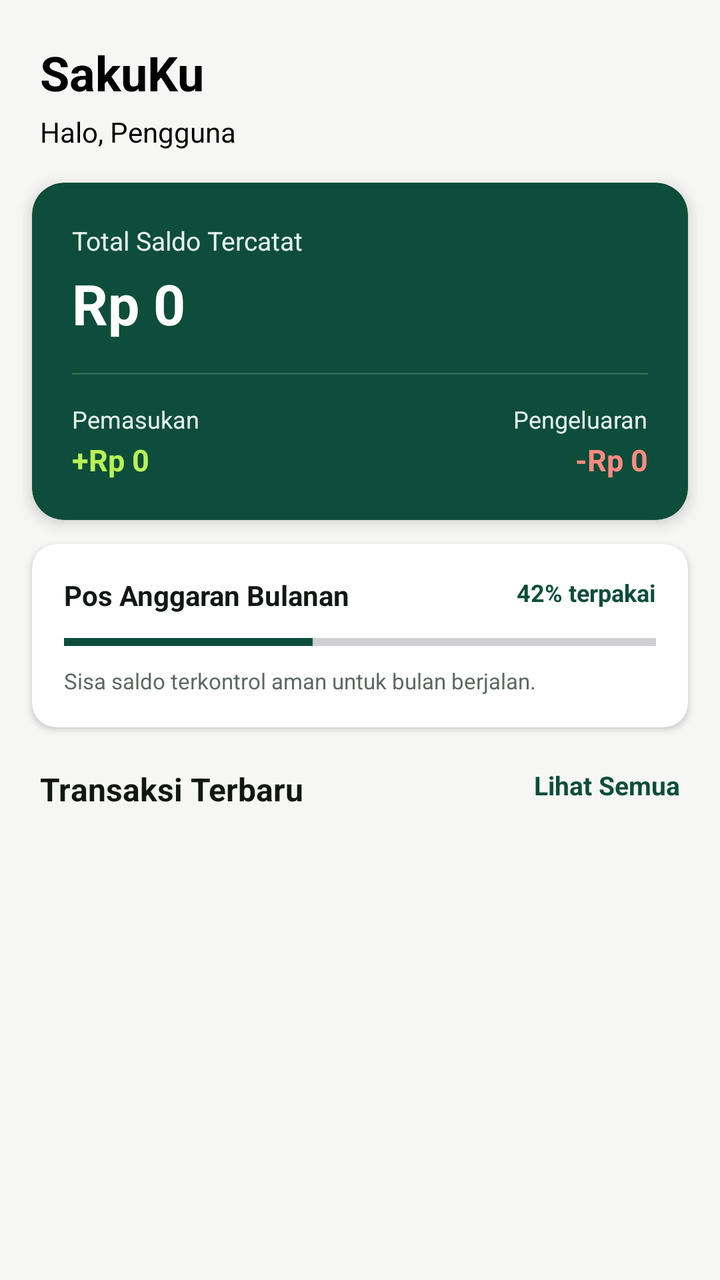
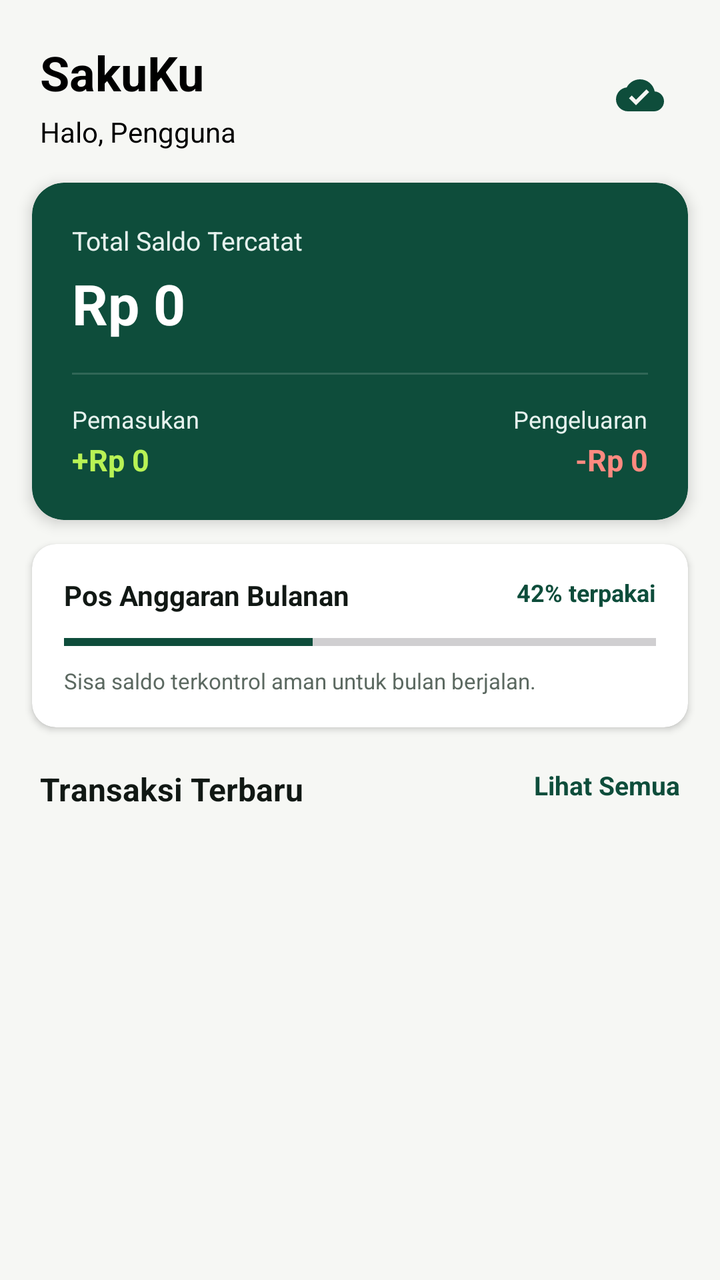

Before-and-after screenshots of an Android layout around one commit, followed by the original layout XML and the change that was made.
<!-- AndroidManifest.xml: application theme Theme.SakuKu -->
<!-- res/layout/fragment_beranda.xml -->
<?xml version="1.0" encoding="utf-8"?>
<androidx.constraintlayout.widget.ConstraintLayout xmlns:android="http://schemas.android.com/apk/res/android"
    xmlns:app="http://schemas.android.com/apk/res-auto"
    xmlns:tools="http://schemas.android.com/tools"
    android:layout_width="match_parent"
    android:layout_height="match_parent"
    android:background="@color/canvas_stone">

    
    <androidx.core.widget.NestedScrollView
        android:id="@+id/scrollBeranda"
        android:layout_width="match_parent"
        android:layout_height="0dp"
        android:fillViewport="true"
        app:layout_constraintBottom_toBottomOf="parent"
        app:layout_constraintEnd_toEndOf="parent"
        app:layout_constraintStart_toStartOf="parent"
        app:layout_constraintTop_toTopOf="parent">

        <androidx.constraintlayout.widget.ConstraintLayout
            android:layout_width="match_parent"
            android:layout_height="wrap_content"
            android:paddingBottom="24dp">

            
            <TextView
                android:id="@+id/txtAppTitle"
                android:layout_width="wrap_content"
                android:layout_height="wrap_content"
                android:layout_marginStart="20dp"
                android:layout_marginTop="20dp"
                android:text="@string/app_name"
                android:textColor="@color/black"
                android:textSize="24sp"
                android:textStyle="bold"
                app:layout_constraintStart_toStartOf="parent"
                app:layout_constraintTop_toTopOf="parent" />

            <TextView
                android:id="@+id/txtGreeting"
                android:layout_width="wrap_content"
                android:layout_height="wrap_content"
                android:layout_marginStart="20dp"
                android:layout_marginTop="4dp"
                android:text="Halo, Pengguna"
                android:textColor="@color/black"
                android:textSize="14sp"
                app:layout_constraintStart_toStartOf="parent"
                app:layout_constraintTop_toBottomOf="@+id/txtAppTitle" />

            
            <androidx.cardview.widget.CardView
                android:id="@+id/cardSaldo"
                android:layout_width="0dp"
                android:layout_height="wrap_content"
                android:layout_marginHorizontal="16dp"
                android:layout_marginTop="16dp"
                app:cardBackgroundColor="@color/pine_primary"
                app:cardCornerRadius="16dp"
                app:cardElevation="4dp"
                app:layout_constraintEnd_toEndOf="parent"
                app:layout_constraintStart_toStartOf="parent"
                app:layout_constraintTop_toBottomOf="@+id/txtGreeting">

                <androidx.constraintlayout.widget.ConstraintLayout
                    android:layout_width="match_parent"
                    android:layout_height="wrap_content"
                    android:padding="20dp">

                    <TextView
                        android:id="@+id/lblTotalSaldo"
                        android:layout_width="wrap_content"
                        android:layout_height="wrap_content"
                        android:text="Total Saldo Tercatat"
                        android:textColor="@color/pine_subtle"
                        android:textSize="13sp"
                        app:layout_constraintStart_toStartOf="parent"
                        app:layout_constraintTop_toTopOf="parent" />

                    <TextView
                        android:id="@+id/txtTotalSaldo"
                        android:layout_width="wrap_content"
                        android:layout_height="wrap_content"
                        android:layout_marginTop="4dp"
                        android:text="Rp 0"
                        android:textColor="@color/surface_white"
                        android:textSize="28sp"
                        android:textStyle="bold"
                        app:layout_constraintStart_toStartOf="parent"
                        app:layout_constraintTop_toBottomOf="@+id/lblTotalSaldo" />

                    <View
                        android:id="@+id/dividerSaldo"
                        android:layout_width="0dp"
                        android:layout_height="1dp"
                        android:layout_marginTop="16dp"
                        android:background="#25FFFFFF"
                        app:layout_constraintEnd_toEndOf="parent"
                        app:layout_constraintStart_toStartOf="parent"
                        app:layout_constraintTop_toBottomOf="@+id/txtTotalSaldo" />

                    
                    <TextView
                        android:id="@+id/lblPemasukan"
                        android:layout_width="wrap_content"
                        android:layout_height="wrap_content"
                        android:layout_marginTop="14dp"
                        android:text="Pemasukan"
                        android:textColor="@color/pine_subtle"
                        android:textSize="12sp"
                        app:layout_constraintStart_toStartOf="parent"
                        app:layout_constraintTop_toBottomOf="@+id/dividerSaldo" />

                    <TextView
                        android:id="@+id/txtTotalMasuk"
                        android:layout_width="wrap_content"
                        android:layout_height="wrap_content"
                        android:layout_marginTop="2dp"
                        android:text="+Rp 0"
                        android:textColor="@color/lime_accent"
                        android:textSize="15sp"
                        android:textStyle="bold"
                        app:layout_constraintStart_toStartOf="parent"
                        app:layout_constraintTop_toBottomOf="@+id/lblPemasukan" />

                    
                    <TextView
                        android:id="@+id/lblPengeluaran"
                        android:layout_width="wrap_content"
                        android:layout_height="wrap_content"
                        android:layout_marginTop="14dp"
                        android:text="Pengeluaran"
                        android:textColor="@color/pine_subtle"
                        android:textSize="12sp"
                        app:layout_constraintEnd_toEndOf="parent"
                        app:layout_constraintTop_toBottomOf="@+id/dividerSaldo" />

                    <TextView
                        android:id="@+id/txtTotalKeluar"
                        android:layout_width="wrap_content"
                        android:layout_height="wrap_content"
                        android:layout_marginTop="2dp"
                        android:text="-Rp 0"
                        android:textColor="#FF8A80"
                        android:textSize="15sp"
                        android:textStyle="bold"
                        app:layout_constraintEnd_toEndOf="parent"
                        app:layout_constraintTop_toBottomOf="@+id/lblPengeluaran" />

                </androidx.constraintlayout.widget.ConstraintLayout>
            </androidx.cardview.widget.CardView>

            
            <androidx.cardview.widget.CardView
                android:id="@+id/cardAnggaran"
                android:layout_width="0dp"
                android:layout_height="wrap_content"
                android:layout_marginHorizontal="16dp"
                android:layout_marginTop="12dp"
                app:cardBackgroundColor="@color/surface_white"
                app:cardCornerRadius="12dp"
                app:cardElevation="2dp"
                app:layout_constraintEnd_toEndOf="parent"
                app:layout_constraintStart_toStartOf="parent"
                app:layout_constraintTop_toBottomOf="@+id/cardSaldo">

                <androidx.constraintlayout.widget.ConstraintLayout
                    android:layout_width="match_parent"
                    android:layout_height="wrap_content"
                    android:padding="16dp">

                    <TextView
                        android:id="@+id/lblAnggaran"
                        android:layout_width="wrap_content"
                        android:layout_height="wrap_content"
                        android:text="Pos Anggaran Bulanan"
                        android:textColor="@color/text_primary"
                        android:textSize="14sp"
                        android:textStyle="bold"
                        app:layout_constraintStart_toStartOf="parent"
                        app:layout_constraintTop_toTopOf="parent" />

                    <TextView
                        android:id="@+id/txtPersenAnggaran"
                        android:layout_width="wrap_content"
                        android:layout_height="wrap_content"
                        android:text="42% terpakai"
                        android:textColor="@color/pine_primary"
                        android:textSize="12sp"
                        android:textStyle="bold"
                        app:layout_constraintEnd_toEndOf="parent"
                        app:layout_constraintTop_toTopOf="parent" />

                    <ProgressBar
                        android:id="@+id/progressAnggaran"
                        style="?android:attr/progressBarStyleHorizontal"
                        android:layout_width="0dp"
                        android:layout_height="8dp"
                        android:layout_marginTop="10dp"
                        android:progress="42"
                        android:progressTint="@color/pine_primary"
                        app:layout_constraintEnd_toEndOf="parent"
                        app:layout_constraintStart_toStartOf="parent"
                        app:layout_constraintTop_toBottomOf="@+id/lblAnggaran" />

                    <TextView
                        android:id="@+id/txtKetAnggaran"
                        android:layout_width="0dp"
                        android:layout_height="wrap_content"
                        android:layout_marginTop="8dp"
                        android:text="Sisa saldo terkontrol aman untuk bulan berjalan."
                        android:textColor="@color/text_muted"
                        android:textSize="11sp"
                        app:layout_constraintEnd_toEndOf="parent"
                        app:layout_constraintStart_toStartOf="parent"
                        app:layout_constraintTop_toBottomOf="@+id/progressAnggaran" />

                </androidx.constraintlayout.widget.ConstraintLayout>
            </androidx.cardview.widget.CardView>

            
            <TextView
                android:id="@+id/lblRecent"
                android:layout_width="wrap_content"
                android:layout_height="wrap_content"
                android:layout_marginStart="20dp"
                android:layout_marginTop="20dp"
                android:text="Transaksi Terbaru"
                android:textColor="@color/text_primary"
                android:textSize="16sp"
                android:textStyle="bold"
                app:layout_constraintStart_toStartOf="parent"
                app:layout_constraintTop_toBottomOf="@+id/cardAnggaran" />

            <TextView
                android:id="@+id/txtLihatSemua"
                android:layout_width="wrap_content"
                android:layout_height="wrap_content"
                android:layout_marginTop="20dp"
                android:layout_marginEnd="20dp"
                android:text="Lihat Semua"
                android:textColor="@color/pine_primary"
                android:textSize="13sp"
                android:textStyle="bold"
                app:layout_constraintEnd_toEndOf="parent"
                app:layout_constraintTop_toBottomOf="@+id/cardAnggaran" />

            
            <androidx.recyclerview.widget.RecyclerView
                android:id="@+id/rvRecentTransaksi"
                android:layout_width="0dp"
                android:layout_height="wrap_content"
                android:layout_marginTop="8dp"
                android:nestedScrollingEnabled="false"
                app:layout_constraintEnd_toEndOf="parent"
                app:layout_constraintStart_toStartOf="parent"
                app:layout_constraintTop_toBottomOf="@+id/lblRecent"
                tools:itemCount="3"
                tools:listitem="@layout/card_transaksi" />

        </androidx.constraintlayout.widget.ConstraintLayout>
    </androidx.core.widget.NestedScrollView>

</androidx.constraintlayout.widget.ConstraintLayout>
<!-- res/layout/card_transaksi.xml (included above) -->
<?xml version="1.0" encoding="utf-8"?>
<androidx.constraintlayout.widget.ConstraintLayout xmlns:android="http://schemas.android.com/apk/res/android"
    xmlns:app="http://schemas.android.com/apk/res-auto"
    xmlns:tools="http://schemas.android.com/tools"
    android:layout_width="match_parent"
    android:layout_height="wrap_content">

    <androidx.cardview.widget.CardView
        android:layout_width="0dp"
        android:layout_height="wrap_content"
        android:layout_marginHorizontal="16dp"
        android:layout_marginVertical="6dp"
        app:cardBackgroundColor="@color/surface_white"
        app:cardCornerRadius="12dp"
        app:cardElevation="2dp"
        app:layout_constraintBottom_toBottomOf="parent"
        app:layout_constraintEnd_toEndOf="parent"
        app:layout_constraintStart_toStartOf="parent"
        app:layout_constraintTop_toTopOf="parent">

        <androidx.constraintlayout.widget.ConstraintLayout
            android:layout_width="match_parent"
            android:layout_height="wrap_content"
            android:padding="14dp">

            
            <ImageView
                android:id="@+id/imgKategori"
                android:layout_width="44dp"
                android:layout_height="44dp"
                android:background="@drawable/bg_spinner"
                android:backgroundTint="@color/pine_subtle"
                android:padding="10dp"
                android:src="@drawable/baseline_receipt_long_24"
                app:layout_constraintBottom_toBottomOf="parent"
                app:layout_constraintStart_toStartOf="parent"
                app:layout_constraintTop_toTopOf="parent"
                app:tint="@color/pine_primary" />

            
            <TextView
                android:id="@+id/txtJudul"
                android:layout_width="0dp"
                android:layout_height="wrap_content"
                android:layout_marginStart="12dp"
                android:layout_marginEnd="8dp"
                android:ellipsize="end"
                android:maxLines="1"
                android:text="Warung Bu Sari"
                android:textColor="@color/text_primary"
                android:textSize="15sp"
                android:textStyle="bold"
                app:layout_constraintEnd_toStartOf="@+id/txtNominal"
                app:layout_constraintStart_toEndOf="@+id/imgKategori"
                app:layout_constraintTop_toTopOf="parent" />

            
            <TextView
                android:id="@+id/txtSubDetail"
                android:layout_width="0dp"
                android:layout_height="wrap_content"
                android:layout_marginStart="12dp"
                android:layout_marginTop="4dp"
                android:layout_marginEnd="8dp"
                android:ellipsize="end"
                android:maxLines="1"
                android:text="Makan &amp; Minum · Tunai · 12 Nov 2026"
                android:textColor="@color/text_muted"
                android:textSize="12sp"
                app:layout_constraintBottom_toBottomOf="parent"
                app:layout_constraintEnd_toStartOf="@+id/txtNominal"
                app:layout_constraintStart_toEndOf="@+id/imgKategori"
                app:layout_constraintTop_toBottomOf="@+id/txtJudul" />

            
            <TextView
                android:id="@+id/txtNominal"
                android:layout_width="wrap_content"
                android:layout_height="wrap_content"
                android:text="-Rp 32.000"
                android:textColor="@color/expense_rose"
                android:textSize="15sp"
                android:textStyle="bold"
                app:layout_constraintBottom_toBottomOf="parent"
                app:layout_constraintEnd_toEndOf="parent"
                app:layout_constraintTop_toTopOf="parent" />

        </androidx.constraintlayout.widget.ConstraintLayout>
    </androidx.cardview.widget.CardView>

</androidx.constraintlayout.widget.ConstraintLayout>
<!-- resources referenced by this layout -->
<resources>
  <color name="black">#FF000000</color>
  <color name="canvas_stone">#F6F7F4</color>
  <color name="expense_rose">#BE123C</color>
  <color name="lime_accent">#B8F255</color>
  <color name="pine_primary">#0E4D3B</color>
  <color name="pine_subtle">#E6F2EE</color>
  <color name="surface_white">#FFFFFF</color>
  <color name="text_muted">#5C6961</color>
  <color name="text_primary">#111814</color>
  <!-- drawable baseline_receipt_long_24 (drawable) -->
  <vector xmlns:android="http://schemas.android.com/apk/res/android"
      android:width="24dp"
      android:height="24dp"
      android:viewportWidth="24"
      android:viewportHeight="24">
    <path
        android:fillColor="@android:color/white"
        android:pathData="M19.5,3.5L18,2l-1.5,1.5L15,2l-1.5,1.5L12,2l-1.5,1.5L9,2 7.5,3.5 6,2v14H3v3c0,1.66 1.34,3 3,3h12c1.66,0 3,-1.34 3,-3V2l-1.5,1.5zM15,20H6c-0.55,0 -1,-0.45 -1,-1v-1h10v2zm4,-1c0,0.55 -0.45,1 -1,1s-1,-0.45 -1,-1v-3H8V5h11v14zM9,7h6v2H9zm7,3H9v2h7zm-7,3h4v2H9z"/>
  </vector>
  <!-- drawable bg_spinner (drawable) -->
  <?xml version="1.0" encoding="utf-8"?>
  <shape xmlns:android="http://schemas.android.com/apk/res/android">
      <solid android:color="@color/surface_white" />
      <stroke android:width="1dp" android:color="@color/border_control" />
      <corners android:radius="8dp" />
      <padding
          android:left="12dp"
          android:top="8dp"
          android:right="12dp"
          android:bottom="8dp" />
  </shape>
  <string name="app_name">SakuKu</string>
  <style name="Theme.SakuKu" parent="Base.Theme.SakuKu" />
  <color name="border_control">#849088</color>
  <style name="Base.Theme.SakuKu" parent="Theme.Material3.Light.NoActionBar">
          
          <item name="colorPrimary">@color/pine_primary</item>
          <item name="colorOnPrimary">@color/white</item>
          <item name="colorPrimaryContainer">@color/pine_subtle</item>
          <item name="colorOnPrimaryContainer">@color/pine_primary</item>
  
          <item name="colorSecondary">@color/lime_accent</item>
          <item name="colorOnSecondary">@color/pine_deep</item>
          <item name="colorSecondaryContainer">@android:color/transparent</item>
          <item name="colorOnSecondaryContainer">@color/pine_primary</item>
  
          <item name="colorSurface">@color/white</item>
          <item name="colorOnSurface">@color/text_primary</item>
  
          
          <item name="android:statusBarColor">@color/pine_primary</item>
          <item name="android:windowLightStatusBar">false</item>
          <item name="android:windowBackground">@color/canvas_stone</item>
  
          
          <item name="bottomNavigationStyle">@style/Widget.SakuKu.BottomNavigationView</item>
      </style>
  <color name="white">#FFFFFFFF</color>
  <color name="pine_deep">#0A382B</color>
  <style name="Widget.SakuKu.BottomNavigationView" parent="Widget.Material3.BottomNavigationView">
          <item name="shapeAppearance">@style/ShapeAppearance.SakuKu.BottomNav</item>
      </style>
  <style name="ShapeAppearance.SakuKu.BottomNav" parent="">
          <item name="cornerSizeTopLeft">20dp</item>
          <item name="cornerSizeTopRight">20dp</item>
          <item name="cornerSizeBottomLeft">0dp</item>
          <item name="cornerSizeBottomRight">0dp</item>
      </style>
</resources>

<!-- the commit's change to res/layout/fragment_beranda.xml (unified diff, before → after) -->
@@ -25,28 +25,47 @@
             
             <TextView
                 android:id="@+id/txtAppTitle"
-                android:layout_width="wrap_content"
+                android:layout_width="0dp"
                 android:layout_height="wrap_content"
                 android:layout_marginStart="20dp"
                 android:layout_marginTop="20dp"
+                android:layout_marginEnd="12dp"
                 android:text="@string/app_name"
                 android:textColor="@color/black"
                 android:textSize="24sp"
                 android:textStyle="bold"
+                app:layout_constraintEnd_toStartOf="@+id/imgStatusData"
                 app:layout_constraintStart_toStartOf="parent"
                 app:layout_constraintTop_toTopOf="parent" />
 
             <TextView
                 android:id="@+id/txtGreeting"
-                android:layout_width="wrap_content"
+                android:layout_width="0dp"
                 android:layout_height="wrap_content"
                 android:layout_marginStart="20dp"
                 android:layout_marginTop="4dp"
+                android:layout_marginEnd="12dp"
                 android:text="Halo, Pengguna"
                 android:textColor="@color/black"
                 android:textSize="14sp"
+                app:layout_constraintEnd_toStartOf="@+id/imgStatusData"
                 app:layout_constraintStart_toStartOf="parent"
                 app:layout_constraintTop_toBottomOf="@+id/txtAppTitle" />
+
+            
+            <ImageView
+                android:id="@+id/imgStatusData"
+                android:layout_width="40dp"
+                android:layout_height="40dp"
+                android:layout_marginEnd="20dp"
+                android:background="?attr/selectableItemBackgroundBorderless"
+                android:contentDescription="Status Data"
+                android:padding="8dp"
+                android:src="@drawable/baseline_cloud_done_24"
+                app:layout_constraintBottom_toBottomOf="@+id/txtGreeting"
+                app:layout_constraintEnd_toEndOf="parent"
+                app:layout_constraintTop_toTopOf="@+id/txtAppTitle"
+                app:tint="@color/pine_primary" />
 
             
             <androidx.cardview.widget.CardView
<!-- resource entries referenced after the edit -->
@@ -9,6 +9,16 @@
   <color name="surface_white">#FFFFFF</color>
   <color name="text_muted">#5C6961</color>
   <color name="text_primary">#111814</color>
+  <!-- drawable baseline_cloud_done_24 (drawable) -->
+  <vector xmlns:android="http://schemas.android.com/apk/res/android"
+      android:width="24dp"
+      android:height="24dp"
+      android:viewportWidth="24"
+      android:viewportHeight="24">
+    <path
+        android:fillColor="@android:color/white"
+        android:pathData="M19.35,10.04C18.67,6.59 15.64,4 12,4 9.11,4 6.6,5.64 5.35,8.04 2.34,8.36 0,10.91 0,14c0,3.31 2.69,6 6,6h13c2.76,0 5,-2.24 5,-5 0,-2.64 -2.05,-4.78 -4.65,-4.96zM10,17l-3.5,-3.5 1.41,-1.41L10,14.17 15.18,9l1.41,1.41L10,17z"/>
+  </vector>
   <!-- drawable baseline_receipt_long_24 (drawable) -->
   <vector xmlns:android="http://schemas.android.com/apk/res/android"
       android:width="24dp"
